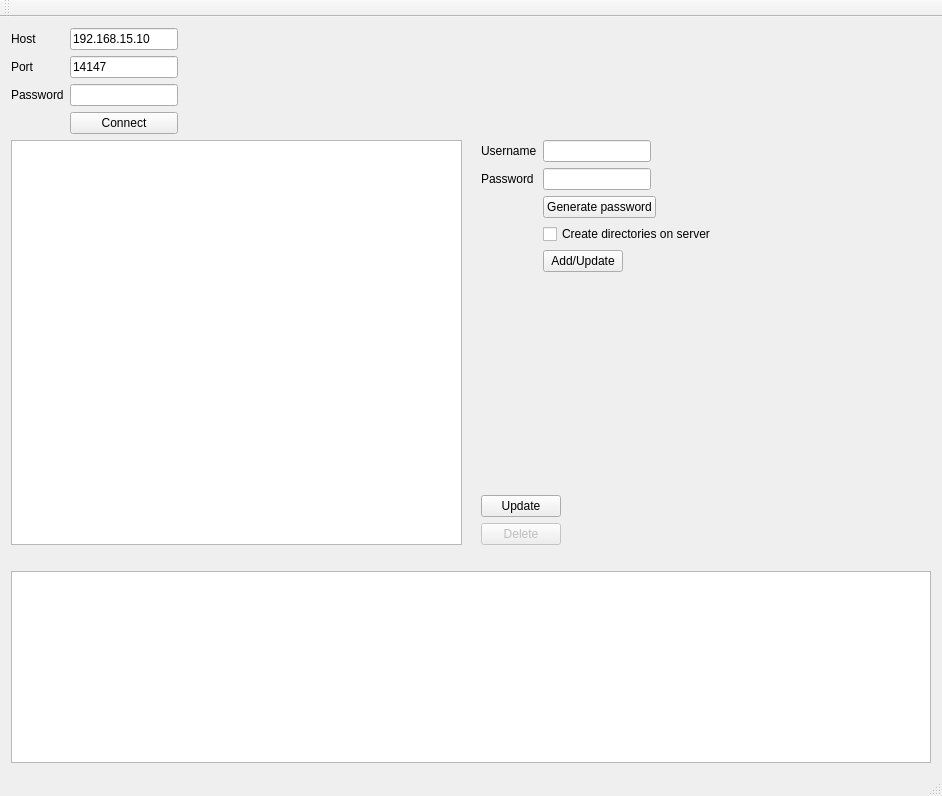
First picture: the form in mainwindow.ui, repository AndWass/FilezillaUserAdmin, before the edit.
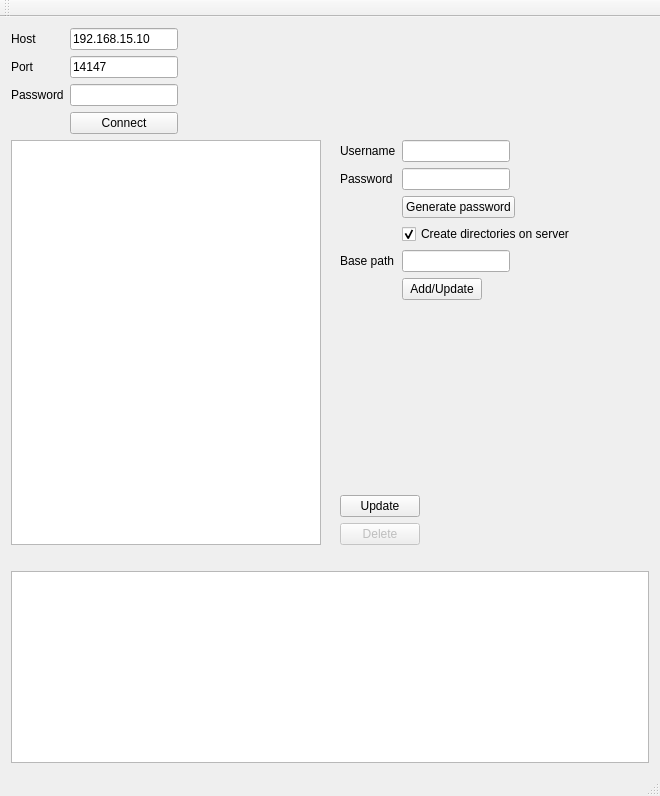
Second picture: the form after the edit.

Commit message: Added ability to change the base path for FTP directories

Patch:
```diff
--- a/mainwindow.ui
+++ b/mainwindow.ui
@@ -6,7 +6,7 @@
    <rect>
     <x>0</x>
     <y>0</y>
-    <width>942</width>
+    <width>660</width>
     <height>796</height>
    </rect>
   </property>
@@ -185,7 +185,7 @@
                   </property>
                  </widget>
                 </item>
-                <item row="4" column="1">
+                <item row="6" column="1">
                  <layout class="QHBoxLayout" name="horizontalLayout_4">
                   <item>
                    <widget class="QPushButton" name="btnAddUser">
@@ -239,11 +239,34 @@
                   </item>
                  </layout>
                 </item>
-                <item row="3" column="1">
+                <item row="4" column="1">
                  <widget class="QCheckBox" name="cbCreateServerDir">
                   <property name="text">
                    <string>Create directories on server</string>
                   </property>
+                  <property name="checked">
+                   <bool>true</bool>
+                  </property>
+                 </widget>
+                </item>
+                <item row="5" column="1">
+                 <widget class="QLineEdit" name="leDirLocation">
+                  <property name="enabled">
+                   <bool>true</bool>
+                  </property>
+                  <property name="sizePolicy">
+                   <sizepolicy hsizetype="Fixed" vsizetype="Fixed">
+                    <horstretch>0</horstretch>
+                    <verstretch>0</verstretch>
+                   </sizepolicy>
+                  </property>
+                 </widget>
+                </item>
+                <item row="5" column="0">
+                 <widget class="QLabel" name="label_6">
+                  <property name="text">
+                   <string>Base path</string>
+                  </property>
                  </widget>
                 </item>
                </layout>
```
Left out of the diff: 23 changed lines with no effect on the pictures. The commit also changes 4 other files.
